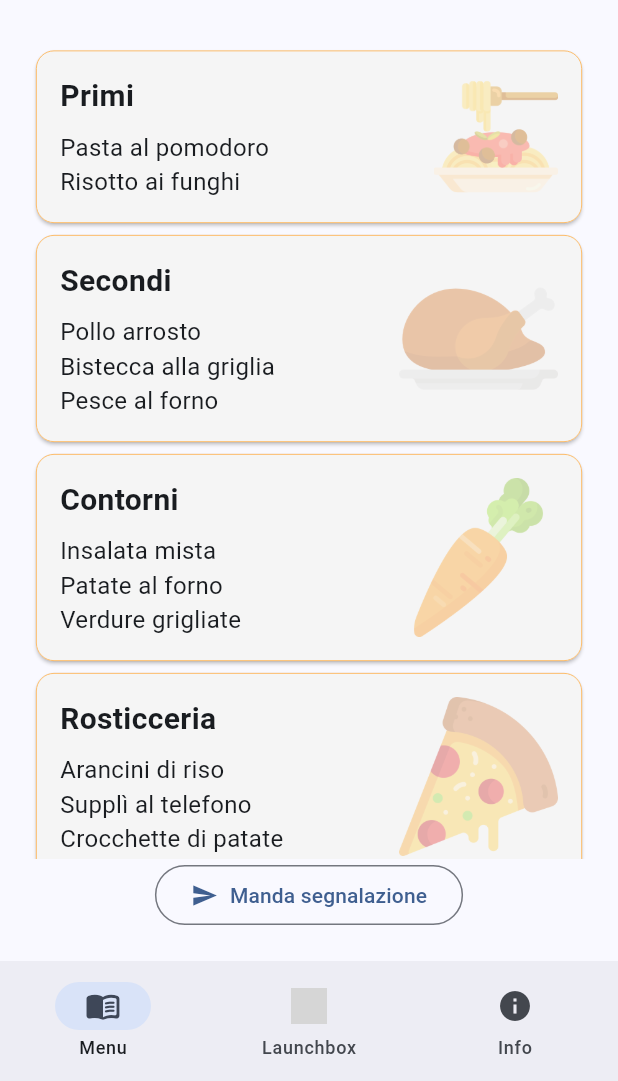
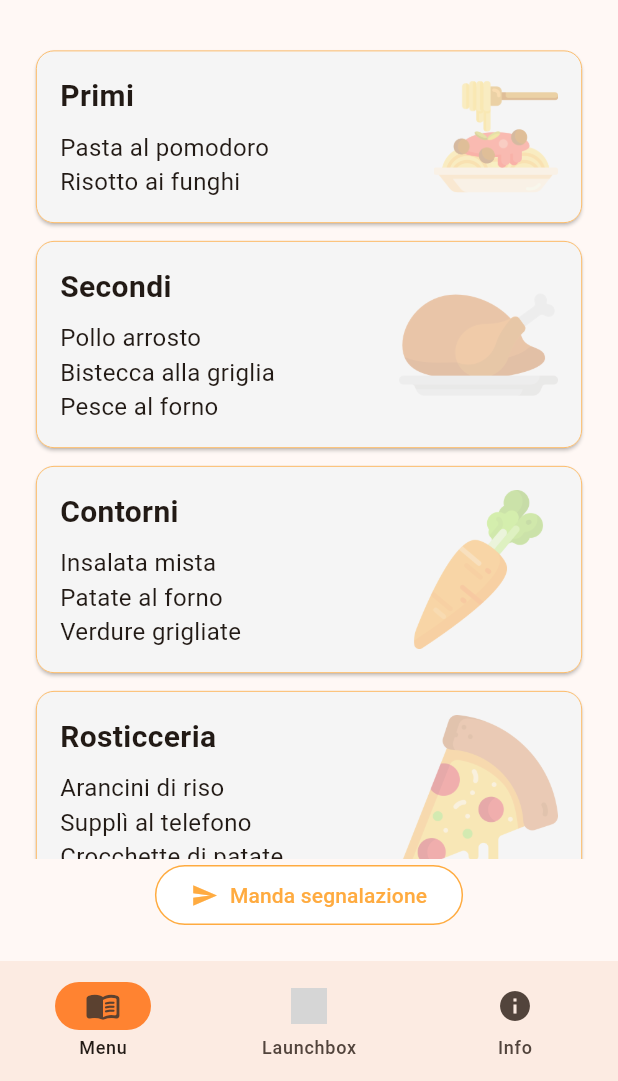
Before and after one commit to andreadimax/oggiamensa.app, a Flutter app: the screen it shows after launch, on a phone screen of 412 x 824 dp, the part 155-1236 px from its top. Run offline on Flutter 3.47's test engine with Material 3 defaults, Android fonts, the phone set to English and light mode, and no system bars; Roboto replaces fonts that are missing (Arial); grey boxes are pictures that could not be loaded.

Commit message:
changed theme to orange

```diff
--- a/lib/main.dart
+++ b/lib/main.dart
@@ -15,7 +15,12 @@ class MyApp extends StatelessWidget {
       debugShowCheckedModeBanner: false,
       title: "oggiamensa",
       theme: ThemeData(
-        colorScheme: ColorScheme.fromSeed(seedColor: Color(0x002A5896)),
+        colorScheme: ColorScheme.fromSeed(
+          seedColor: Color.fromRGBO(243, 126, 17, 1),
+        ),
+        navigationBarTheme: NavigationBarThemeData(
+          indicatorColor: Color.fromRGBO(255, 131, 49, 1), // dark orange
+        ),
         useMaterial3: true
       ),
       home: const MainPage(),
--- a/lib/main_page.dart
+++ b/lib/main_page.dart
@@ -34,18 +34,16 @@ class MainPage extends StatelessWidget {
                 ),
               ),
               SizedBox(height: 20),
-              Expanded(child:
-              Scrollbar(
-                child: ListView(
-                  padding:  const EdgeInsets.symmetric(vertical: 10.0),
+              Expanded(
+                child: Scrollbar(
+                  child: ListView.separated(
+                    padding: const EdgeInsets.symmetric(vertical: 10.0),
                     scrollDirection: Axis.vertical,
-                  children: [
+                    itemBuilder: (context, index) {
+                      final cards = [
                         MyCard(
                           dishtype: Dishtype.Primi,
-                      content: [
-                        "Pasta al pomodoro",
-                        "Risotto ai funghi",
-                      ],
+                          content: ["Pasta al pomodoro", "Risotto ai funghi"],
                         ),
                         MyCard(
                           dishtype: Dishtype.Secondi,
@@ -71,12 +69,26 @@ class MainPage extends StatelessWidget {
                             "Crocchette di patate",
                           ],
                         ),
-                  ],
+                      ];
+                      return cards[index];
+                    },
+                    separatorBuilder:
+                        (context, index) => const SizedBox(height: 4),
+                    itemCount: 4,
                   ),
-              ))
-              ,
+                ),
+              ),
               OutlinedButton(
                 onPressed: () {},
+                style: ButtonStyle(
+                  foregroundColor: WidgetStatePropertyAll<Color>(
+                    Colors.orangeAccent,
+                  ),
+                  backgroundColor: WidgetStatePropertyAll<Color>(Colors.white),
+                  side: WidgetStatePropertyAll<BorderSide>(
+                    BorderSide(color: Colors.orangeAccent),
+                  ),
+                ),
                 child: Row(
                   mainAxisSize: MainAxisSize.min,
                   children: [
@@ -85,7 +97,7 @@ class MainPage extends StatelessWidget {
                     Text("Manda segnalazione"),
                   ],
                 ),
-              )
+              ),
             ],
           ),
         ),
--- a/lib/mycard.dart
+++ b/lib/mycard.dart
@@ -23,7 +23,7 @@ class MyCard extends StatelessWidget {
             image: DecorationImage(
               image: AssetImage('asset/images/icons/${dishtype.name.toLowerCase()}.png'),
               opacity: 0.4,
-              alignment: Alignment.bottomRight
+              alignment: Alignment.topRight,
             ),
           ),
           child: Column(
```
Lines whose indentation alone changed are shown as unchanged.
